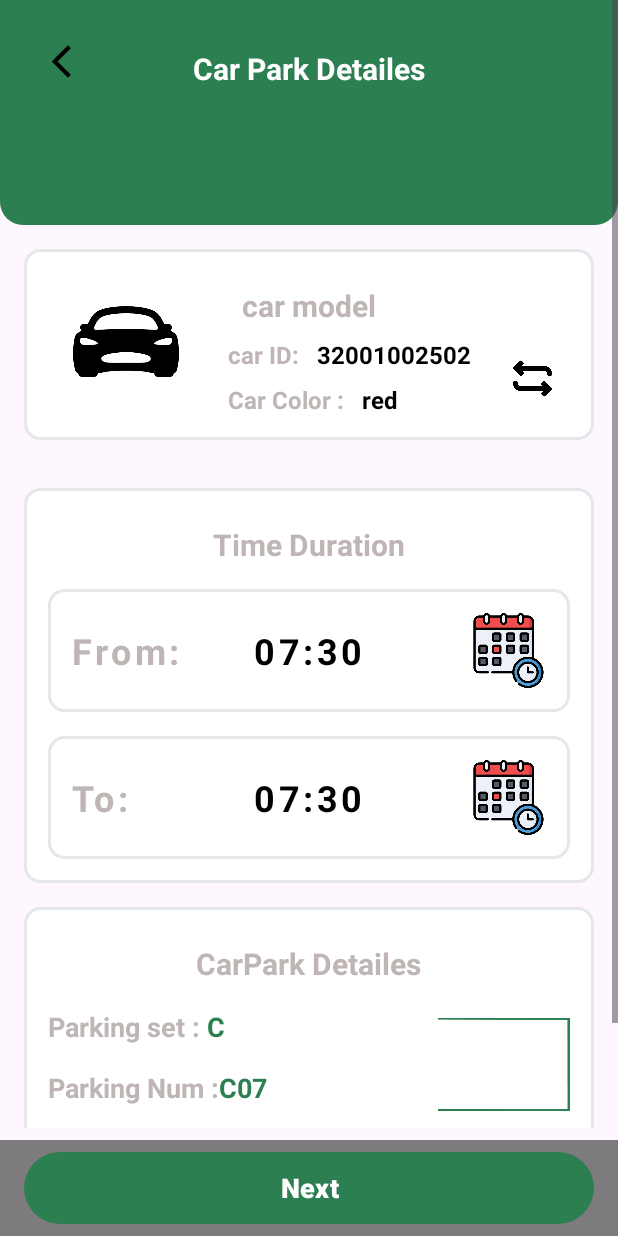
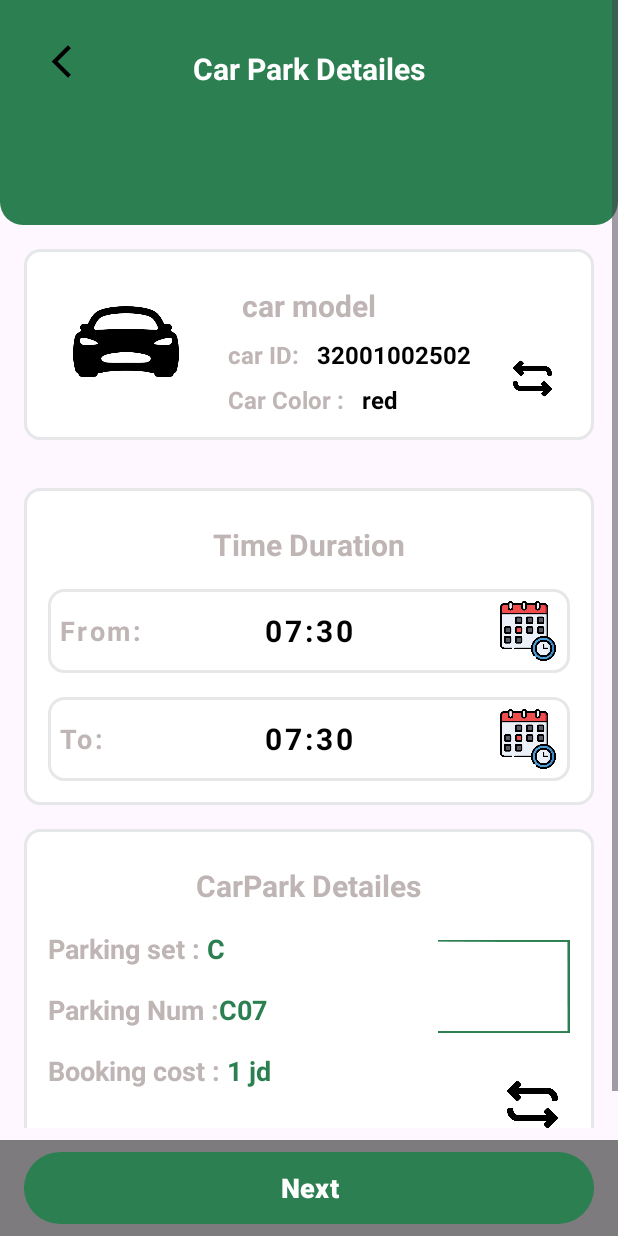
Before and after one commit to odai0962/ParkingApp, an Android app: the layout activity_car_park_detailes.xml on its own in the app's theme, with its tools: preview values and no code run, on a phone screen of 412 x 824 dp. Run offline under Robolectric (Android 15) with nearby library versions, the phone set to English and light mode, and no system bars.

Commit message:
changes Done

```diff
--- a/app/src/main/java/com/example/parkingapp/HomeFragment.java
+++ b/app/src/main/java/com/example/parkingapp/HomeFragment.java
@@ -113,9 +113,12 @@ public class HomeFragment extends Fragment implements ItemCarClickListener{
 
     @Override
     public void onClick(View v, int position) {
+        AddCarContacts clickedContact = addCarContactsArrayList.get(position);
         // Assuming you have a ParkingLotActivity class
         Intent intent = new Intent(getContext(), ParkingLot.class);
-
+        intent.putExtra("CONTACT_ID", clickedContact.getID());
+        intent.putExtra("CONTACT_COLOR", clickedContact.getColor());
+        intent.putExtra("CONTACT_TYPE", clickedContact.getType());
 
         startActivity(intent);
     }
--- a/app/src/main/res/layout/activity_car_park_detailes.xml
+++ b/app/src/main/res/layout/activity_car_park_detailes.xml
@@ -103,7 +103,7 @@
                         android:textStyle="bold"
                         android:textSize="16dp"
                         android:textColor="@color/black"
-
+                     android:id="@+id/caridText"
                         />
 
 
@@ -131,7 +131,7 @@
                         android:textStyle="bold"
                         android:textSize="16dp"
                         android:textColor="@color/black"
-
+                       android:id="@+id/carColorText"
                         />
 
                     <ImageView
@@ -183,7 +183,7 @@
                         android:layout_below="@+id/TimeDuration"
                         android:layout_marginTop="16dp"
                         android:background="@drawable/edit_text_border"
-                        android:padding="8dp"
+
                         android:id="@+id/frameFrom"
                         >
                         <RelativeLayout
@@ -199,7 +199,7 @@
                                 android:layout_height="wrap_content"
                                 android:text="From: "
                                 android:textColor="@color/Grey"
-                                android:textSize="24sp"
+                                android:textSize="18sp"
                                 android:textStyle="bold"
                                 android:layout_marginTop="8dp"
                                 android:id="@+id/From"
@@ -212,7 +212,7 @@
                                 android:layout_height="wrap_content"
                                 android:text="07:30"
                                 android:textStyle="bold"
-                                android:textSize="24sp"
+                                android:textSize="20sp"
                                 android:layout_centerHorizontal="true"
                                 android:textColor="@color/black"
                                 android:textAlignment="center"
@@ -224,8 +224,8 @@
                             <ImageView
                                 android:layout_centerVertical="true"
                                 android:layout_marginLeft="32dp"
-                                android:layout_width="50dp"
-                                android:layout_height="50dp"
+                                android:layout_width="40dp"
+                                android:layout_height="40dp"
                                 android:layout_alignParentEnd="true"
                                 android:src="@drawable/event"
                                 ></ImageView>
@@ -237,7 +237,7 @@
                         android:layout_below="@+id/frameFrom"
                         android:layout_marginTop="16dp"
                         android:background="@drawable/edit_text_border"
-                        android:padding="8dp"
+
                         >
                         <RelativeLayout
                             android:padding="8dp"
@@ -252,7 +252,7 @@
                                 android:layout_height="wrap_content"
                                 android:text="To: "
                                 android:textColor="@color/Grey"
-                                android:textSize="24sp"
+                                android:textSize="18sp"
                                 android:textStyle="bold"
                                 android:layout_marginTop="8dp"
                                 android:id="@+id/To"
@@ -265,7 +265,7 @@
                                 android:layout_height="wrap_content"
                                 android:text="07:30"
                                 android:textStyle="bold"
-                                android:textSize="24sp"
+                                android:textSize="20sp"
                                 android:layout_centerHorizontal="true"
                                 android:textColor="@color/black"
                                 android:textAlignment="center"
@@ -277,8 +277,8 @@
                             <ImageView
                                 android:layout_centerVertical="true"
                                 android:layout_marginLeft="32dp"
-                                android:layout_width="50dp"
-                                android:layout_height="50dp"
+                                android:layout_width="40dp"
+                                android:layout_height="40dp"
                                 android:layout_alignParentEnd="true"
                                 android:src="@drawable/event"
                                 ></ImageView>
```
Also changed, not shown: app/src/main/java/com/example/parkingapp/CarParkDetailes.java (+27 -1 lines), app/src/main/java/com/example/parkingapp/ParkingLot.java (+17 -2 lines).
